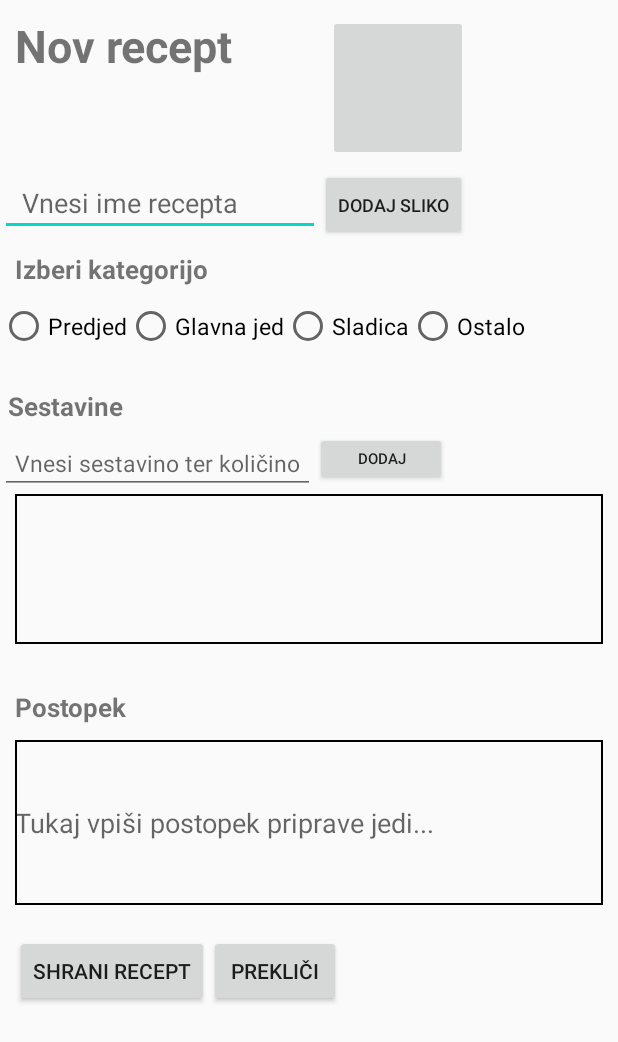
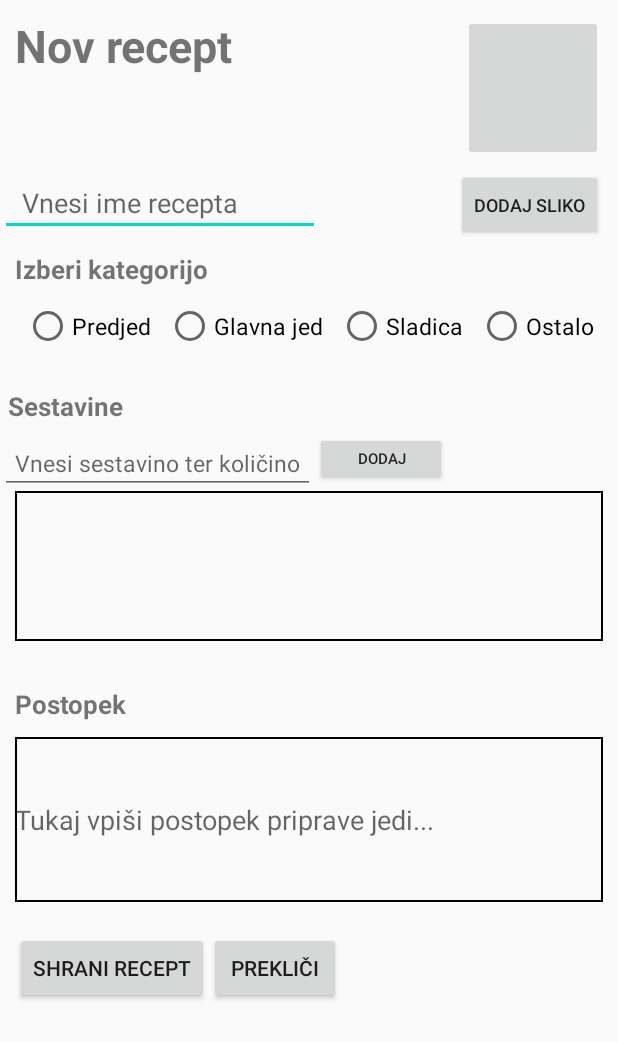
Before and after one commit to maticc97/mojiRecepti, an Android app: the layout popup_window.xml on its own in the app's theme, with its tools: preview values and no code run, on a phone screen of 412 x 824 dp. Shown: the top 1042 px of the screen. Run offline under Robolectric (Android 15) with nearby library versions, the phone set to English and light mode, and no system bars.

Commit message:
Replacing buttons, texts,...

```diff
--- a/app/src/main/res/layout/popup_window.xml
+++ b/app/src/main/res/layout/popup_window.xml
@@ -36,7 +36,7 @@
         android:layout_marginTop="10dp"
         android:layout_marginRight="10dp"
         android:layout_marginBottom="5dp"
-        android:layout_toRightOf="@id/imeRecepta" />
+        android:layout_alignParentRight="true"/>
 
     <Button
         android:id="@+id/button"
@@ -44,7 +44,8 @@
         android:layout_height="wrap_content"
         android:text="Dodaj sliko"
         android:textSize="12dp"
-        android:layout_toRightOf="@id/imeRecepta"
+        android:layout_marginRight="10dp"
+        android:layout_alignParentRight="true"
         android:layout_below="@id/dodajSliko"/>
 
     <TextView
@@ -60,36 +61,42 @@
     <RadioGroup
         android:layout_width="wrap_content"
         android:layout_height="wrap_content"
+        android:layout_centerInParent="true"
         android:id="@+id/radio_gumbi"
         android:layout_below="@id/izberi_kategorijo"
         android:orientation="horizontal"
-        android:layout_marginBottom="20dp">
+        android:layout_marginBottom="20dp"
+        android:layout_marginLeft="10dp">
 
         <RadioButton
             android:id="@+id/kategorijaPredjed"
             android:layout_width="wrap_content"
             android:layout_height="wrap_content"
             android:text="Predjed"
-            android:textSize="15sp"/>
+            android:textSize="15sp"
+            android:layout_marginLeft="10dp"/>
         <RadioButton
             android:id="@+id/kategorijaGlavna"
             android:layout_width="wrap_content"
             android:layout_height="wrap_content"
             android:text="Glavna jed"
-            android:textSize="15sp"/>
+            android:textSize="15sp"
+            android:layout_marginLeft="10dp"/>
         <RadioButton
             android:id="@+id/kategorijaSladica"
             android:layout_width="wrap_content"
             android:layout_height="wrap_content"
             android:text="Sladica"
-            android:textSize="15sp"/>
+            android:textSize="15sp"
+            android:layout_marginLeft="10dp"/>
         <RadioButton
             android:id="@+id/kategorijaOstalo"
             android:layout_width="wrap_content"
             android:layout_height="wrap_content"
             android:text="Ostalo"
             android:layout_marginRight="10dp"
-            android:textSize="15sp"/>
+            android:textSize="15sp"
+            android:layout_marginLeft="10dp"/>
   </RadioGroup>
     <TextView
         android:id="@+id/sestavine_text"
@@ -126,12 +133,12 @@
          android:layout_width="match_parent"
          android:layout_height="100dp"
          android:layout_below="@id/sestavina_add"
+         android:layout_marginLeft="10dp"
+         android:layout_marginTop="-2dp"
+         android:layout_marginRight="10dp"
+         android:layout_marginBottom="20dp"
          android:background="@drawable/back"
-        android:layout_marginRight="10dp"
-        android:layout_marginLeft="10dp"
-        android:scrollbarSize="10dp"
-        android:layout_marginBottom="20dp"
-        />
+         android:scrollbarSize="10dp" />
 
      <TextView
         android:id="@+id/postopek_text"
```
Lines whose indentation alone changed are shown as unchanged.
